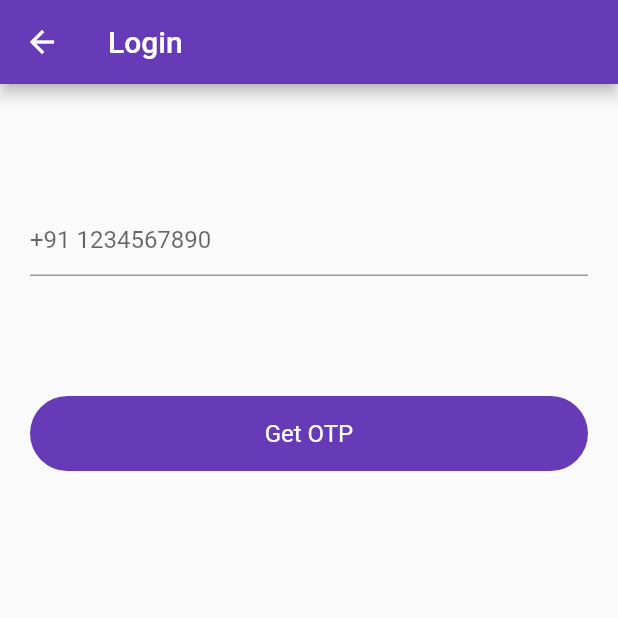
After one commit to Ajy74/flutter_firebase, a Flutter app: the screen it shows after launch, after a tap on "Login", after a tap on "Login with phone number", on a phone screen of 412 x 824 dp, the top half of it. The commit adds this screen. Run offline on Flutter 3.47's test engine with Material 2 defaults, Android fonts, the phone set to English and light mode, and no system bars; our stand-ins replace firebase_auth, firebase_core, fluttertoast; accounts and stored records are empty.

Commit message:
phone number authentication done

```diff
--- a/lib/ui/Auth/login_screen.dart
+++ b/lib/ui/Auth/login_screen.dart
@@ -1,6 +1,7 @@
 import 'package:firebase_auth/firebase_auth.dart';
 import 'package:flutter/material.dart';
 import 'package:flutter/services.dart';
+import 'package:flutter_firebase/ui/Auth/login_with_phone_number.dart';
 import 'package:flutter_firebase/ui/Auth/signup_screen.dart';
 import 'package:flutter_firebase/ui/posts/post_screen.dart';
 import 'package:flutter_firebase/utils/utils.dart';
@@ -127,7 +128,7 @@ class _LoginScreenState extends State<LoginScreen> {
                   }
                 },),
               ),
-              SizedBox(height: 30,),
+
               Row(
                 mainAxisAlignment: MainAxisAlignment.center,
                 children: [
@@ -137,6 +138,27 @@ class _LoginScreenState extends State<LoginScreen> {
                   },
                   child: Text("Sign up",style: TextStyle(color: Colors.deepPurple),))
                 ],
+              ),
+
+              SizedBox(height: 30,),
+              Padding(
+                padding: const EdgeInsets.symmetric(horizontal:20.0),
+                child: InkWell(
+                  onTap: () {
+                    Navigator.push(
+                        context, MaterialPageRoute(builder: (context) => LoginWithPhoneNumber()));
+                  },
+                  child: Container(
+                    height: 50,
+                    decoration: BoxDecoration(
+                      borderRadius: BorderRadius.circular(50),
+                      border: Border.all(color: Colors.deepPurple)
+                    ),
+                    child: Center(
+                      child: Text('Login with phone number'),
+                    ),
+                  ),
+                ),
               )
           ],
         ),
--- /dev/null
+++ b/lib/ui/Auth/login_with_phone_number.dart
@@ -0,0 +1,82 @@
+import 'package:firebase_auth/firebase_auth.dart';
+import 'package:flutter/material.dart';
+import 'package:flutter_firebase/ui/Auth/verify_code.dart';
+import 'package:flutter_firebase/widget/round_button.dart';
+
+import '../../utils/utils.dart';
+
+class LoginWithPhoneNumber extends StatefulWidget {
+  const LoginWithPhoneNumber({super.key});
+
+  @override
+  State<LoginWithPhoneNumber> createState() => _LoginWithPhoneNumberState();
+}
+
+class _LoginWithPhoneNumberState extends State<LoginWithPhoneNumber> {
+
+  final phoneNumberController = TextEditingController();
+  bool loading =false;
+  final auth = FirebaseAuth.instance;
+
+  @override
+  Widget build(BuildContext context) {
+    return Scaffold(
+      appBar: AppBar(
+        title: Text("Login"),
+      ),
+      body: Padding(
+        padding: const EdgeInsets.symmetric(horizontal:20.0),
+        child: Column(
+          children: [
+              SizedBox(height: 80,),
+              TextFormField(
+                keyboardType: TextInputType.number,
+                controller: phoneNumberController,
+                decoration: InputDecoration(
+                  hintText: '+91 1234567890',
+                ),
+              ),
+              SizedBox(height: 80,),
+              Container(
+                width: double.maxFinite,
+                child: RoundButton(
+                  loading: loading,
+                  title: "Get OTP", onPress: () {
+                    setState(() {
+                      loading= true;
+                    });
+                    auth.verifyPhoneNumber(
+                      phoneNumber: "+91 ${phoneNumberController.text}",
+                      verificationCompleted: (_){
+                        setState(() {
+                          loading= false;
+                        });
+                      },
+                      verificationFailed: (error) {
+                        setState(() {
+                          loading= false;
+                        });
+                        Utils().toastMessage(error.toString());
+                      },
+                      codeSent: (String verificationId, int? token) {
+                        setState(() {
+                          loading= false;
+                        });
+                        Navigator.push(context, MaterialPageRoute(builder: (context)=> VerifyCodeScreen(verificationId: verificationId)));
+                      },
+                      codeAutoRetrievalTimeout: (error) {
+                        setState(() {
+                          loading= false;
+                        });
+                        Utils().toastMessage(error.toString());
+                      },
+                    );
+                  },
+                ),
+              ),
+          ],
+        ),
+      ),
+    );
+  }
+}
```
Also changed, not shown: lib/ui/Auth/verify_code.dart (added, +75 -0 lines).
